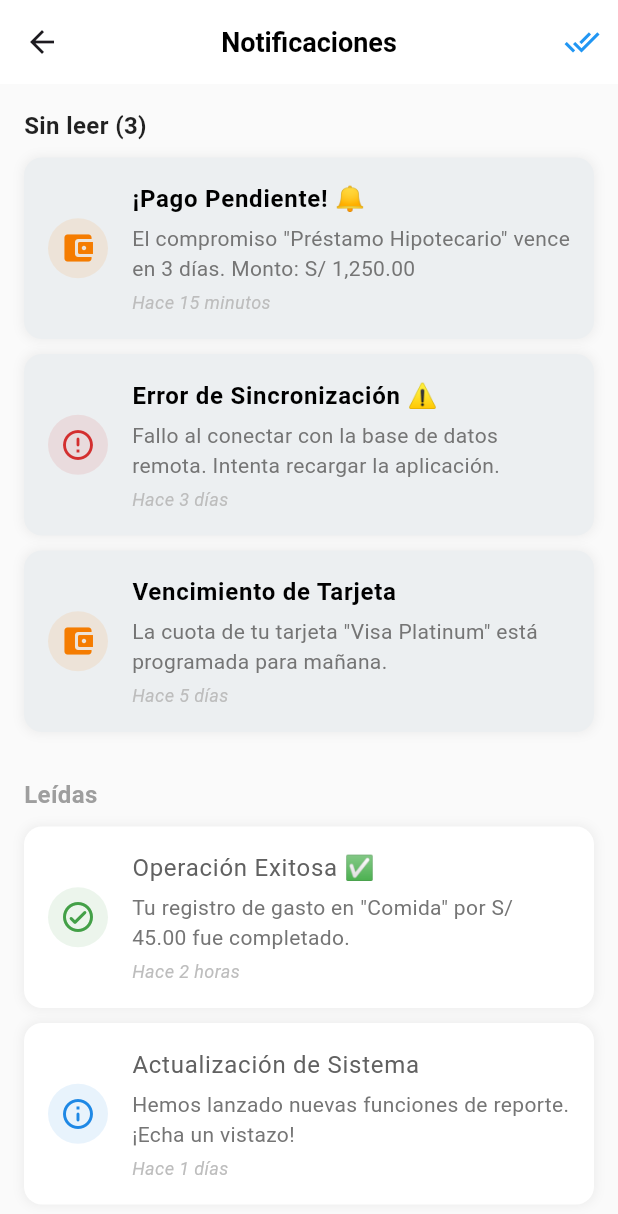
After one commit to edwardqs/app_muchuktec, a Flutter app: the NotificationsScreen screen opened by its route, on a phone screen of 412 x 824 dp. The commit adds this screen. Shown: the top 1214 px of the screen. Run offline on Flutter 3.47's test engine with Material 3 defaults, Android fonts, the phone set to English and light mode, and no system bars; our stand-ins replace cached_network_image, image_picker, shared_preferences; accounts and stored records are empty.

Commit message:
solo vista notificaciones y detalle compromiso

```diff
--- /dev/null
+++ b/lib/screens/notifications_screen.dart
@@ -0,0 +1,260 @@
+import 'package:flutter/material.dart';
+import 'package:intl/intl.dart';
+// Modelo de datos simple para las notificaciones de prueba
+class NotificationModel {
+  final String id;
+  final String title;
+  final String body;
+  final DateTime date;
+  final NotificationType type;
+  final bool isRead;
+
+  NotificationModel({
+    required this.id,
+    required this.title,
+    required this.body,
+    required this.date,
+    required this.type,
+    this.isRead = false,
+  });
+}
+
+// Tipos de notificación para asignar íconos y colores
+enum NotificationType {
+  payment,   // Pagos, vencimientos
+  alert,     // Errores, fallos de conexión
+  info,      // Actualizaciones generales, recordatorios
+  success,   // Registro exitoso, operación completada
+}
+
+// Datos de prueba
+final List<NotificationModel> dummyNotifications = [
+  NotificationModel(
+    id: '1',
+    title: '¡Pago Pendiente! 🔔',
+    body: 'El compromiso "Préstamo Hipotecario" vence en 3 días. Monto: S/ 1,250.00',
+    date: DateTime.now().subtract(const Duration(minutes: 15)),
+    type: NotificationType.payment,
+  ),
+  NotificationModel(
+    id: '2',
+    title: 'Operación Exitosa ✅',
+    body: 'Tu registro de gasto en "Comida" por S/ 45.00 fue completado.',
+    date: DateTime.now().subtract(const Duration(hours: 2)),
+    type: NotificationType.success,
+    isRead: true,
+  ),
+  NotificationModel(
+    id: '3',
+    title: 'Actualización de Sistema',
+    body: 'Hemos lanzado nuevas funciones de reporte. ¡Echa un vistazo!',
+    date: DateTime.now().subtract(const Duration(days: 1)),
+    type: NotificationType.info,
+    isRead: true,
+  ),
+  NotificationModel(
+    id: '4',
+    title: 'Error de Sincronización ⚠️',
+    body: 'Fallo al conectar con la base de datos remota. Intenta recargar la aplicación.',
+    date: DateTime.now().subtract(const Duration(days: 3)),
+    type: NotificationType.alert,
+  ),
+  NotificationModel(
+    id: '5',
+    title: 'Vencimiento de Tarjeta',
+    body: 'La cuota de tu tarjeta "Visa Platinum" está programada para mañana.',
+    date: DateTime.now().subtract(const Duration(days: 5)),
+    type: NotificationType.payment,
+  ),
+];
+
+// ----------------------------------------------------------------------
+
+class NotificationsScreen extends StatelessWidget {
+  const NotificationsScreen({super.key});
+
+  // Método para obtener el color y el ícono basado en el tipo de notificación
+  Map<String, dynamic> _getStyle(NotificationType type) {
+    switch (type) {
+      case NotificationType.payment:
+        return {'color': Colors.orange[700], 'icon': Icons.account_balance_wallet_rounded};
+      case NotificationType.alert:
+        return {'color': Colors.red[700], 'icon': Icons.error_outline_rounded};
+      case NotificationType.info:
+        return {'color': Colors.blue[600], 'icon': Icons.info_outline_rounded};
+      case NotificationType.success:
+        return {'color': Colors.green[600], 'icon': Icons.check_circle_outline_rounded};
+    }
+  }
+
+  // Método para formatear la fecha a un formato amigable (ej: "Hace 15 minutos")
+  String _formatTimeAgo(DateTime date) {
+    final Duration diff = DateTime.now().difference(date);
+
+    if (diff.inSeconds < 60) {
+      return 'Hace ${diff.inSeconds} segundos';
+    } else if (diff.inMinutes < 60) {
+      return 'Hace ${diff.inMinutes} minutos';
+    } else if (diff.inHours < 24) {
+      return 'Hace ${diff.inHours} horas';
+    } else if (diff.inDays < 7) {
+      return 'Hace ${diff.inDays} días';
+    } else {
+      return DateFormat('dd/MM/yy, hh:mm a').format(date);
+    }
+  }
+
+  // Widget para construir cada ítem de notificación
+  Widget _buildNotificationItem(BuildContext context, NotificationModel notification) {
+    final style = _getStyle(notification.type);
+    final color = style['color'] as Color?;
+    final icon = style['icon'] as IconData?;
+
+    // El color de fondo y del texto depende de si fue leída
+    final bgColor = notification.isRead ? Colors.white : Colors.blueGrey[50];
+    final titleColor = notification.isRead ? Colors.grey[700] : Colors.black;
+    final fontWeight = notification.isRead ? FontWeight.w400 : FontWeight.w600;
+
+    return Container(
+      margin: const EdgeInsets.only(bottom: 10),
+      decoration: BoxDecoration(
+        color: bgColor,
+        borderRadius: BorderRadius.circular(12),
+        boxShadow: [
+          BoxShadow(
+            color: Colors.black.withOpacity(0.05),
+            spreadRadius: 1,
+            blurRadius: 5,
+          ),
+        ],
+      ),
+      child: ListTile(
+        contentPadding: const EdgeInsets.symmetric(vertical: 8, horizontal: 16),
+        leading: Container(
+          padding: const EdgeInsets.all(8),
+          decoration: BoxDecoration(
+            color: color?.withOpacity(0.1),
+            shape: BoxShape.circle,
+          ),
+          child: Icon(icon, color: color, size: 24),
+        ),
+        title: Text(
+          notification.title,
+          style: TextStyle(
+            fontWeight: fontWeight,
+            fontSize: 16,
+            color: titleColor,
+          ),
+        ),
+        subtitle: Column(
+          crossAxisAlignment: CrossAxisAlignment.start,
+          children: [
+            const SizedBox(height: 4),
+            Text(
+              notification.body,
+              style: TextStyle(
+                fontSize: 14,
+                color: Colors.grey[600],
+              ),
+              maxLines: 2,
+              overflow: TextOverflow.ellipsis,
+            ),
+            const SizedBox(height: 4),
+            Text(
+              _formatTimeAgo(notification.date),
+              style: TextStyle(
+                fontSize: 12,
+                color: Colors.grey[400],
+                fontStyle: FontStyle.italic,
+              ),
+            ),
+          ],
+        ),
+        onTap: () {
+          // TODO: Implementar navegación al detalle de la notificación
+          ScaffoldMessenger.of(context).showSnackBar(
+            SnackBar(content: Text('Abriendo detalle de: ${notification.title}')),
+          );
+        },
+      ),
+    );
+  }
+
+  @override
+  Widget build(BuildContext context) {
+    // Primero, separamos las notificaciones leídas de las no leídas para mostrarlas ordenadas.
+    final unread = dummyNotifications.where((n) => !n.isRead).toList();
+    final read = dummyNotifications.where((n) => n.isRead).toList();
+
+    return Scaffold(
+      backgroundColor: Colors.grey[50],
+      appBar: AppBar(
+        backgroundColor: Colors.white,
+        elevation: 0,
+        title: const Text(
+          'Notificaciones',
+          style: TextStyle(
+            color: Colors.black,
+            fontSize: 18,
+            fontWeight: FontWeight.w600,
+          ),
+        ),
+        centerTitle: true,
+        actions: [
+          IconButton(
+            icon: const Icon(Icons.done_all, color: Colors.blue),
+            onPressed: () {
+              // TODO: Implementar marcar todas como leídas
+              ScaffoldMessenger.of(context).showSnackBar(
+                const SnackBar(content: Text('Función "Marcar todas como leídas" ejecutada.')),
+              );
+            },
+          ),
+        ],
+      ),
+      body: dummyNotifications.isEmpty
+          ? const Center(
+        child: Text(
+          'No tienes notificaciones.',
+          style: TextStyle(fontSize: 16, color: Colors.grey),
+        ),
+      )
+          : SingleChildScrollView(
+        padding: const EdgeInsets.all(16),
+        child: Column(
+          crossAxisAlignment: CrossAxisAlignment.start,
+          children: [
+            // Sección NO LEÍDAS
+            if (unread.isNotEmpty) ...[
+              Text(
+                'Sin leer (${unread.length})',
+                style: TextStyle(
+                  fontSize: 16,
+                  fontWeight: FontWeight.bold,
+                  color: Colors.black87,
+                ),
+              ),
+              const SizedBox(height: 10),
+              ...unread.map((n) => _buildNotificationItem(context, n)).toList(),
+              const SizedBox(height: 20),
+            ],
+
+            // Sección LEÍDAS
+            if (read.isNotEmpty) ...[
+              Text(
+                'Leídas',
+                style: TextStyle(
+                  fontSize: 16,
+                  fontWeight: FontWeight.bold,
+                  color: Colors.grey[500],
+                ),
+              ),
+              const SizedBox(height: 10),
+              ...read.map((n) => _buildNotificationItem(context, n)).toList(),
+            ],
+          ],
+        ),
+      ),
+    );
+  }
+}
--- a/lib/screens/settings_screen.dart
+++ b/lib/screens/settings_screen.dart
@@ -299,9 +299,7 @@ class _SettingsScreenState extends State<SettingsScreen> {
                     icon: Icons.notifications_active_outlined,
                     title: 'Notificaciones',
                     onTap: () {
-                      ScaffoldMessenger.of(context).showSnackBar(
-                        const SnackBar(content: Text('Notificaciones en desarrollo')),
-                      );
+                      Navigator.pushNamed(context, '/notifications');
                     },
                   ),
                   const Divider(height: 1, indent: 56),
```
Also changed, not shown: lib/main.dart (+6 -2 lines), lib/screens/compromises_detail_screen.dart (added, +238 -0 lines), lib/screens/compromises_screen.dart (+40 -26 lines), pubspec.lock.
